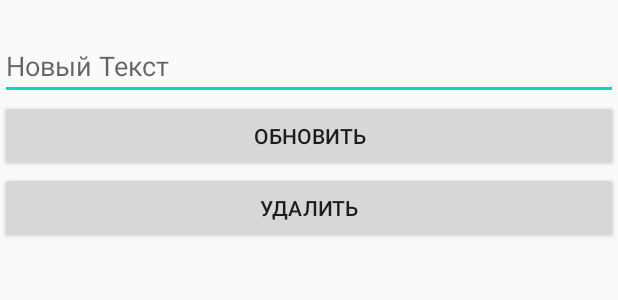
After one commit to Denisov-Sergey/DemoApp2, an Android app: the layout update_dialog.xml on its own in the app's theme, with its tools: preview values and no code run, on a phone screen of 412 x 824 dp. The commit adds this screen. Shown: the top 300 px of the screen. Run offline under Robolectric (Android 15) with nearby library versions, the phone set to English and light mode, and no system bars.

Commit message:
FireBase delete/update list

```diff
--- a/app/build.gradle
+++ b/app/build.gradle
@@ -39,6 +39,8 @@ dependencies {
     androidTestImplementation 'androidx.test.ext:junit:1.1.1'
     androidTestImplementation 'androidx.test.espresso:espresso-core:3.2.0'
 
+    implementation 'com.android.support:design:28.0.0'
+
     def nav_version = "1.0.0"
     implementation "android.arch.navigation:navigation-fragment-ktx:$nav_version"
     implementation "android.arch.navigation:navigation-ui-ktx:$nav_version"
--- a/app/src/main/res/layout/fragment_list_page.xml
+++ b/app/src/main/res/layout/fragment_list_page.xml
@@ -47,7 +47,10 @@
             android:layout_alignParentTop="true"
             android:layout_marginStart="0dp"
             android:layout_marginLeft="0dp"
-            android:layout_marginTop="120dp" />
+            android:layout_marginTop="120dp"
+            android:clickable="true"
+            android:longClickable="true"
+            android:focusable="true" />
     </RelativeLayout>
 
 </FrameLayout>
--- /dev/null
+++ b/app/src/main/res/layout/update_dialog.xml
@@ -0,0 +1,32 @@
+<?xml version="1.0" encoding="utf-8"?>
+<LinearLayout xmlns:android="http://schemas.android.com/apk/res/android"
+    android:orientation="vertical" android:layout_width="match_parent"
+    android:layout_height="match_parent">
+
+    <TextView
+        android:id="@+id/tv_ud_message"
+        android:layout_width="match_parent"
+        android:layout_height="wrap_content"
+        android:textSize="15sp"
+        android:text="" />
+
+    <EditText
+        android:id="@+id/et_ud_message"
+        android:layout_width="match_parent"
+        android:layout_height="wrap_content"
+        android:ems="10"
+        android:inputType="textPersonName"
+        android:hint="@string/et_ud" />
+
+    <Button
+        android:id="@+id/btn_ut_update"
+        android:layout_width="match_parent"
+        android:layout_height="wrap_content"
+        android:text="@string/btn_update" />
+
+    <Button
+        android:id="@+id/btn_ut_delete"
+        android:layout_width="match_parent"
+        android:layout_height="wrap_content"
+        android:text="@string/btn_ud_delete" />
+</LinearLayout>
--- a/app/src/main/res/values/strings.xml
+++ b/app/src/main/res/values/strings.xml
@@ -19,4 +19,8 @@
     <string name="btn_register_label">Регистрация</string>
     <string name="save">Сохранить</string>
     <string name="ed_save">Текст для БД</string>
+    <string name="btn_delete">X</string>
+    <string name="et_ud">Новый Текст</string>
+    <string name="btn_update">Обновить</string>
+    <string name="btn_ud_delete">Удалить</string>
 </resources>
```
Also changed, not shown: app/src/main/java/com/example/demoapp2/pages/ListPage.kt (+102 -7 lines), app/src/main/res/layout/messages.xml (+34 -8 lines), app/src/main/res/drawable-v24/pen.png (added).
